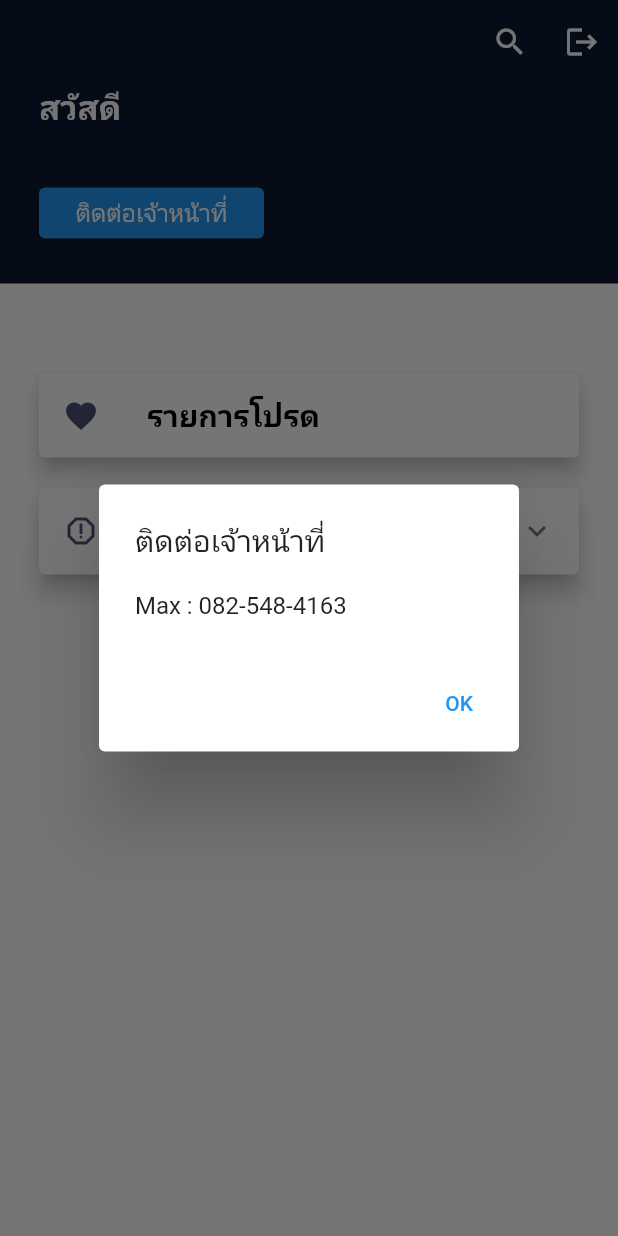
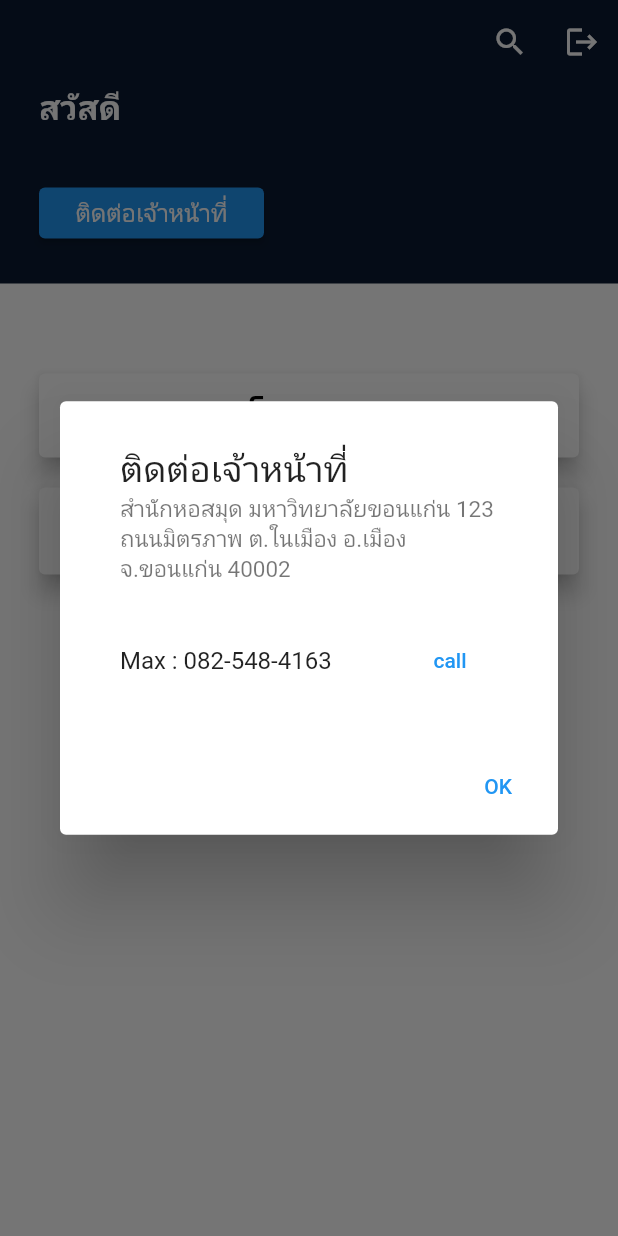
Before and after one commit to KHANTOK/senior-proj, a Flutter app: the ProfileScreen screen opened directly with empty values, after a tap on "ติดต่อเจ้าหน้าที่", on a phone screen of 412 x 824 dp. Run offline on Flutter 3.47's test engine with Material 2 defaults, Android fonts, the phone set to English and light mode, and no system bars; our stand-ins replace flutter_spinkit, form_field_validator, google_fonts; missing offline and left inert: avatar_view; network calls fail; Roboto replaces fonts that are missing (Prompt).

Commit message:
contact staff, call number

```diff
--- a/lib/screen/User/device_detail_screen.dart
+++ b/lib/screen/User/device_detail_screen.dart
@@ -149,7 +149,7 @@ class _DeviceDetailScreenState extends State<DeviceDetailScreen> {
                         ),
                         RichText(
                           text: TextSpan(
-                            text: 'ผู้มีสิทธิ์ยืม : ',
+                            text: 'ผู้มีสิทธิ์ยืม : นักศึกษา อาจารย์ บุคลากรมหาวิทยาลัยขอนแก่น',
                             style: Theme.of(context).textTheme.bodyText1,
                             children: <TextSpan>[
                               TextSpan(
@@ -165,7 +165,7 @@ class _DeviceDetailScreenState extends State<DeviceDetailScreen> {
                             style: Theme.of(context).textTheme.bodyText1,
                             children: const <TextSpan>[
                               TextSpan(
-                                  text: '.. วัน',
+                                  text: '1 วัน',
                                   style: TextStyle(
                                       fontSize: 16, color: Colors.black))
                             ],
--- a/lib/screen/User/profile_screen.dart
+++ b/lib/screen/User/profile_screen.dart
@@ -5,6 +5,7 @@ import 'package:proj/screen/User/fav_screen.dart';
 import 'package:proj/screen/User/search_screen.dart';
 import 'package:proj/screen/login.dart';
 import 'package:proj/widget/button.dart';
+import 'package:url_launcher/url_launcher.dart';
 
 import '../../model/AccountModel.dart';
 
@@ -22,6 +23,8 @@ class ProfileScreen extends StatefulWidget {
 }
 
 class _ProfileScreenState extends State<ProfileScreen> {
+  final String _number = '082-548-4163';
+
   @override
   Widget build(BuildContext context) {
     return Scaffold(
@@ -93,8 +96,26 @@ class _ProfileScreenState extends State<ProfileScreen> {
                       showDialog(
                         context: context,
                         builder: (BuildContext context) => AlertDialog(
-                          title: Text('ติดต่อเจ้าหน้าที่'),
-                          content: Text('Max : 082-548-4163'),
+                          title: ListTile(
+                            title: Text('ติดต่อเจ้าหน้าที่', style: TextStyle(fontSize: 24),),
+                            subtitle: Text('สำนักหอสมุด มหาวิทยาลัยขอนแก่น 123 ถนนมิตรภาพ ต.ในเมือง อ.เมือง จ.ขอนแก่น 40002',
+                            style: TextStyle(fontSize: 15),),
+                          ),
+
+                          content: ListTile(
+                            title: Text('Max : 082-548-4163'),
+                            trailing: TextButton(
+                            child: Text('call'),
+                            onPressed: () async {
+                              final _call = 'tel:$_number';
+                              final _text = 'sms:$_number';
+                              if (await canLaunch(_call)) {
+                                await launch(_call);
+                              }
+                            },
+                            ),),
+
+                          // Text('Max : 082-548-4163'),
                           actions: [
                             TextButton(onPressed: () => Navigator.pop(context, 'OK'),
                             child: Text('OK'))
--- a/pubspec.yaml
+++ b/pubspec.yaml
@@ -39,6 +39,7 @@ dependencies:
   form_field_validator: ^1.1.0
   material_floating_search_bar: ^0.3.7
   flutter_spinkit: ^5.1.0
+  url_launcher: ^6.1.2
 
 dev_dependencies:
   flutter_test:
```
Also changed, not shown: pubspec.lock, 5 other files.
